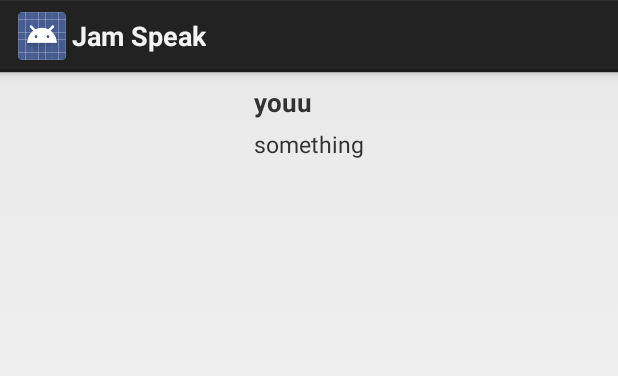
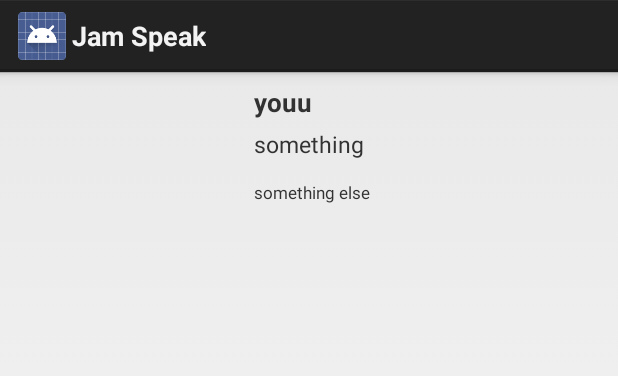
Before and after one commit to dac101/AndriodAppJamspeak, an Android app: the layout row_layout.xml on its own in the app's theme, with its tools: preview values and no code run, on a phone screen of 412 x 824 dp. Shown: the top 376 px of the screen. Run offline under Robolectric (Android 15) with nearby library versions, the light colour scheme and no system bars.

Commit message:
improving listView

```diff
--- a/app/src/main/java/database/Word.java
+++ b/app/src/main/java/database/Word.java
@@ -82,7 +82,7 @@ public class Word {
 	}
 
 	public Word() {
-		// TODO Auto-generated constructor stub
+
 	}
 
 
--- a/app/src/main/res/layout/row_layout.xml
+++ b/app/src/main/res/layout/row_layout.xml
@@ -18,7 +18,7 @@
         android:id="@+id/Wordname"
         android:layout_width="wrap_content"
         android:layout_height="wrap_content"
-        android:textSize="17dp"
+        android:textSize="17sp"
         android:text="youu"
         android:textStyle="bold"
         android:textIsSelectable="false"
@@ -29,6 +29,17 @@
 
 
     <!-- Type of Word -->
+    <TextView
+        android:id="@+id/wordMeaning"
+        android:layout_width="wrap_content"
+        android:layout_height="wrap_content"
+        android:textSize="11sp"
+        android:text="something else"
+        android:textStyle="normal"
+        android:layout_alignBottom="@+id/wordImage"
+        android:layout_toRightOf="@+id/wordImage"
+        android:layout_toEndOf="@+id/wordImage" />
+
     <TextView
         android:id="@+id/TypeOfWord"
         android:layout_width="wrap_content"
--- a/app/src/main/res/values/strings.xml
+++ b/app/src/main/res/values/strings.xml
@@ -69,4 +69,5 @@
 	<string name="wordComplete">Words</string>
 	<string name="colorTextView">#ffcc33</string>
     <string name="wordImage">wordImage</string>
+    <string name="wordMeaning">WordMeaning</string>
 </resources>
```
Also changed, not shown: app/src/main/java/catchmedia/jamaica/dictionary/Adapter.java (+5 -3 lines), app/src/main/java/database/DatabaseInfo.java (+17 -56 lines), 1 other file.
